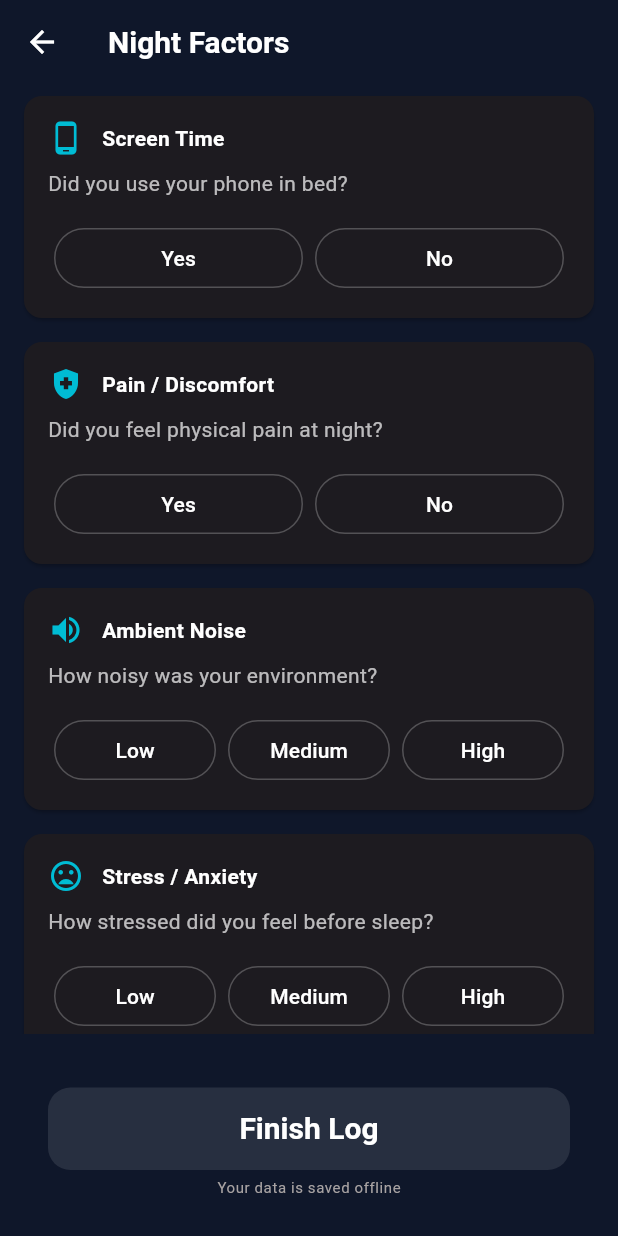
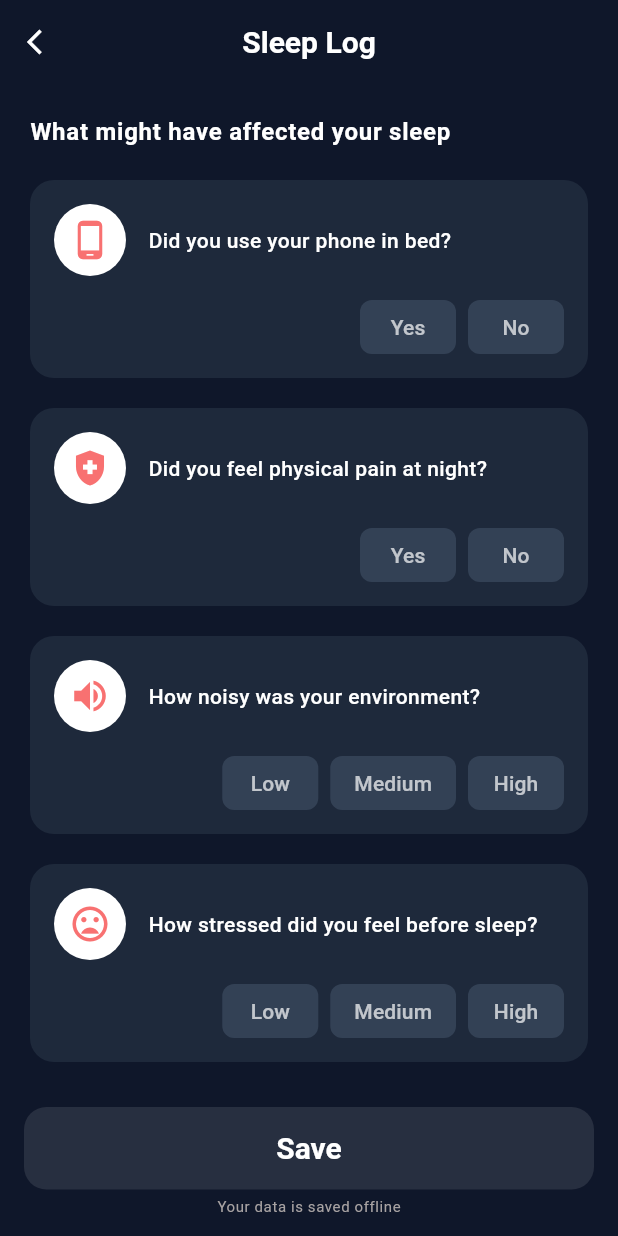
Before and after one commit to chanlinna/Sleep_Blocker, a Flutter app: the HabitLogScreen screen opened directly with sample values from the repository, on a phone screen of 412 x 824 dp. Run offline on Flutter 3.47's test engine with Material 3 defaults, Android fonts, the phone set to English and light mode, and no system bars; missing offline and left inert: horizontal_weekly_calendar.

Commit message:
implement factor tile and habit log screen

```diff
--- a/sleep_blocker/lib/ui/screens/home_screen.dart
+++ b/sleep_blocker/lib/ui/screens/home_screen.dart
@@ -22,7 +22,8 @@ class HomeScreen extends StatelessWidget {
       factors: mockFactors
     );
     return Scaffold(
-      body: Column(
+      body: SingleChildScrollView(
+        child: Column(
           children: [
             Center(
               child: Text("Home screen"),
@@ -60,6 +61,7 @@ class HomeScreen extends StatelessWidget {
             ),
           ],
         ),
+      ),
     );
 
   }
--- a/sleep_blocker/lib/ui/screens/sleep_log_screens/habit_log.dart
+++ b/sleep_blocker/lib/ui/screens/sleep_log_screens/habit_log.dart
@@ -1,9 +1,11 @@
 import 'package:flutter/material.dart';
+import '../../theme/app_theme.dart';
 import '../../../models/sleep_log.dart';
 import '../../../models/habit_log.dart';
 import '../../../ui/widgets/app_button.dart';
 import '../../../data/mock_factor.dart';
 import '../../widgets/factor_tile.dart';
+import '../../../logic/log_service.dart';
 
 class HabitLogScreen extends StatefulWidget {
   final SleepLog sleepRecord;
@@ -15,52 +17,76 @@ class HabitLogScreen extends StatefulWidget {
 }
 
 class _HabitLogScreenState extends State<HabitLogScreen> {
-  // Map to track selections: { 'F1': 1, 'F3': 0 }
   final Map<String, int> _selections = {};
+  final Map<String, String> _chosenQuestions = {};
+
+  @override
+  void initState() {
+    super.initState();
+    for (var factor in mockFactors) {
+      final List<String> questions = List.from(factor.rotatingQuestions);
+      questions.shuffle();
+      _chosenQuestions[factor.factorId] = questions.first;
+    }
+  }
 
   void _onSave() {
-    // Transform the Map into a List of HabitLog objects
     final List<HabitLog> habitsToSave = _selections.entries.map((entry) {
       return HabitLog(
-        sleepLogId: widget.sleepRecord.id, // Assuming SleepLog has an ID
+        sleepLogId: widget.sleepRecord.id,
         factorId: entry.key,
         value: entry.value,
       );
     }).toList();
 
-    // Proceed to your Service/Repository to save habitsToSave
-    print("Saving ${habitsToSave.length} habits for this night.");
+    LogService.saveFullNight(widget.sleepRecord, habitsToSave);
     Navigator.popUntil(context, (route) => route.isFirst);
   }
 
   @override
   Widget build(BuildContext context) {
     return Scaffold(
-      appBar: AppBar(title: Text("Night Factors")),
+      backgroundColor: AppTheme.backgroundColor,
+      appBar: AppBar(
+        title: const Text("Sleep Log"),
+        centerTitle: true,
+        leading: IconButton(
+          icon: const Icon(Icons.arrow_back_ios, size: 20),
+          onPressed: () => Navigator.pop(context),
+        ),
+      ),
       body: Column(
         children: [
           Expanded(
-            child: ListView.builder(
-              itemCount: mockFactors.length,
-              itemBuilder: (context, index) {
-                final factor = mockFactors[index];
-                return FactorTile(
-                  factor: factor,
-                  selectedValue: _selections[factor.factorId],
-                  onChanged: (val) {
-                    setState(() => _selections[factor.factorId] = val);
-                  },
-                );
-              },
+            child: SingleChildScrollView(
+              child: Column(
+                crossAxisAlignment: CrossAxisAlignment.start,
+                children: [
+                  Padding(
+                    padding: const EdgeInsets.fromLTRB(20, 20, 20, 10),
+                    child: Text(
+                      "What might have affected your sleep",
+                      style: Theme.of(context).textTheme.bodyLarge?.copyWith(
+                        fontWeight: FontWeight.bold,
+                      ),
+                    ),
+                  ),
+                  // Spread the factors into the column
+                  ...mockFactors.map((factor) => FactorTile(
+                    factor: factor,
+                    displayQuestion: _chosenQuestions[factor.factorId] ?? factor.name,
+                    selectedValue: _selections[factor.factorId],
+                    onChanged: (val) => setState(() => _selections[factor.factorId] = val),
+                  )),
+                  AppButton(
+                    "Save",
+                    onTap: _selections.length < mockFactors.length ? null : _onSave,
+                  ),
+                ],
+              ),
             ),
           ),
-          Padding(
-            padding: const EdgeInsets.all(16.0),
-            child: AppButton(
-              "Finish Log",
-              onTap: _selections.length < mockFactors.length ? null : _onSave,
-            ),
-          ),
+
         ],
       ),
     );
--- a/sleep_blocker/lib/ui/screens/sleep_log_screens/sleep_log.dart
+++ b/sleep_blocker/lib/ui/screens/sleep_log_screens/sleep_log.dart
@@ -29,15 +29,15 @@ class _SleepLogScreenState extends State<SleepLogScreen> {
     );
 
     // actually changed ?
-    final existingLog = LogService.sleepHistory.firstWhere(
-      (log) => isSameDate(log.date, selectedDate),
-      orElse: () => null as dynamic,
-    );
+    // final existingLog = LogService.sleepHistory.firstWhere(
+    //   (log) => isSameDate(log.date, selectedDate),
+    //   orElse: () => null as dynamic,
+    // );
 
-    if (existingLog != null && existingLog.duration == duration && existingLog.qualityScore == qualityScore) {
-      setState(() => isEditing = false);
-      return;
-    }
+    // if (existingLog != null && existingLog.duration == duration && existingLog.qualityScore == qualityScore) {
+    //   setState(() => isEditing = false);
+    //   return;
+    // }
     Navigator.push(
       context,
       MaterialPageRoute(
--- a/sleep_blocker/lib/ui/widgets/factor_tile.dart
+++ b/sleep_blocker/lib/ui/widgets/factor_tile.dart
@@ -5,12 +5,14 @@ import '../../ui/theme/app_theme.dart';
 
 class FactorTile extends StatelessWidget {
   final Factor factor;
+  final String displayQuestion;
   final int? selectedValue;
   final Function(int) onChanged;
 
   const FactorTile({
     super.key,
     required this.factor,
+    required this.displayQuestion,
     required this.selectedValue,
     required this.onChanged,
   });
@@ -19,44 +21,64 @@ class FactorTile extends StatelessWidget {
   Widget build(BuildContext context) {
     final bool isBinary = factor.type == FactorType.screen || factor.type == FactorType.pain;
     final List<String> options = isBinary ? ["Yes", "No"] : ["Low", "Medium", "High"];
-    final String displayQuestion = (factor.rotatingQuestions..shuffle()).first;
 
-    return Card(
-      margin: const EdgeInsets.symmetric(horizontal: 16, vertical: 8),
-      child: Padding(
+    return Container(
+      margin: const EdgeInsets.symmetric(horizontal: 20, vertical: 10),
       padding: const EdgeInsets.all(16),
+      decoration: BoxDecoration(
+        color: AppTheme.surfaceColor,
+        borderRadius: BorderRadius.circular(16),
+      ),
       child: Column(
         crossAxisAlignment: CrossAxisAlignment.start,
         children: [
           Row(
             children: [
-                Icon(factor.type.icon, color: Colors.cyan),
-                const SizedBox(width: 12),
-                Text(factor.name, style: const TextStyle(fontWeight: FontWeight.bold)),
+              Container(
+                padding: const EdgeInsets.all(10),
+                decoration: const BoxDecoration(
+                  color: Colors.white,
+                  shape: BoxShape.circle,
+                ),
+                child: Icon(factor.type.icon, color: const Color(0xFFF87171), size: 28),
+              ),
+              const SizedBox(width: 15),
+              Expanded(
+                child: Text(
+                  displayQuestion,
+                  style: Theme.of(context).textTheme.bodyMedium?.copyWith(
+                    color: Colors.white,
+                    fontWeight: FontWeight.w500,
+                  ),
+                ),
+              ),
             ],
           ),
-            const SizedBox(height: 8),
-            Text(displayQuestion, style: const TextStyle(color: Colors.white70)),
           const SizedBox(height: 16),
           Row(
+            mainAxisAlignment: MainAxisAlignment.end,
             children: List.generate(options.length, (index) {
-                // Map "Yes" to 1, "No" to 0 for binary. Map 0, 1, 2 for scale.
               int valueToSave = isBinary ? (index == 0 ? 1 : 0) : index;
               bool isSelected = selectedValue == valueToSave;
 
-                return Expanded(
-                  child: Padding(
-                    padding: const EdgeInsets.symmetric(horizontal: 4),
-                    child: OutlinedButton(
-                      style: OutlinedButton.styleFrom(
-                        backgroundColor: isSelected ? Colors.cyan : Colors.transparent,
-                        side: BorderSide(color: isSelected ? Colors.cyan : Colors.white24),
+              return Padding(
+                padding: const EdgeInsets.only(left: 8),
+                child: SizedBox(
+                  height: 36,
+                  child: ElevatedButton(
+                    style: ElevatedButton.styleFrom(
+                      backgroundColor: isSelected
+                          ? AppTheme.primaryColor
+                          : const Color(0xFF334155),
+                      foregroundColor: isSelected ? Colors.black : Colors.white70,
+                      elevation: 0,
+                      shape: RoundedRectangleBorder(
+                        borderRadius: BorderRadius.circular(8),
+                      ),
+                      padding: const EdgeInsets.symmetric(horizontal: 16),
                     ),
                     onPressed: () => onChanged(valueToSave),
-                      child: Text(
-                        options[index],
-                        style: TextStyle(color: isSelected ? Colors.black : Colors.white),
-                      ),
+                    child: Text(options[index]),
                   ),
                 ),
               );
@@ -64,7 +86,6 @@ class FactorTile extends StatelessWidget {
           ),
         ],
       ),
-      ),
     );
   }
 }
```
Lines whose indentation alone changed are shown as unchanged.
